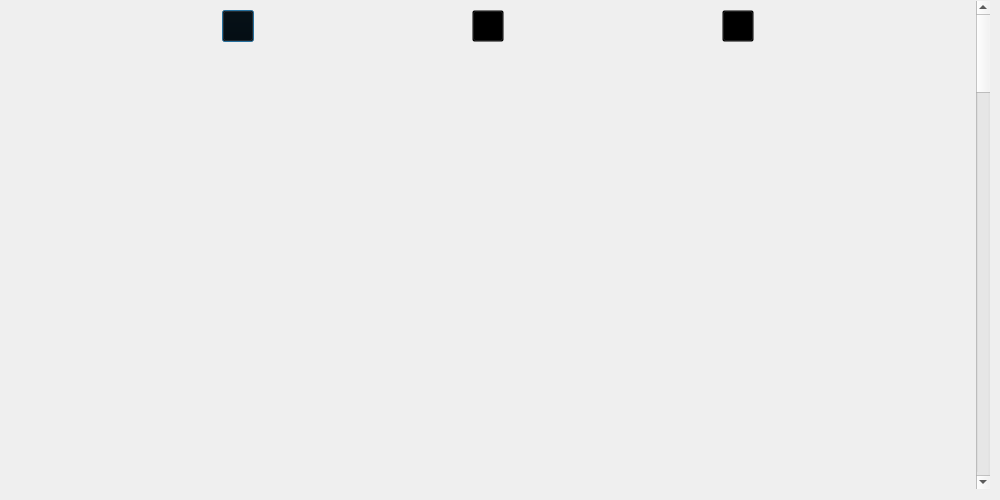
First picture: the form in forms/CourseMaterial.ui, repository tvoyQmir/StudyWithUs, before the edit.
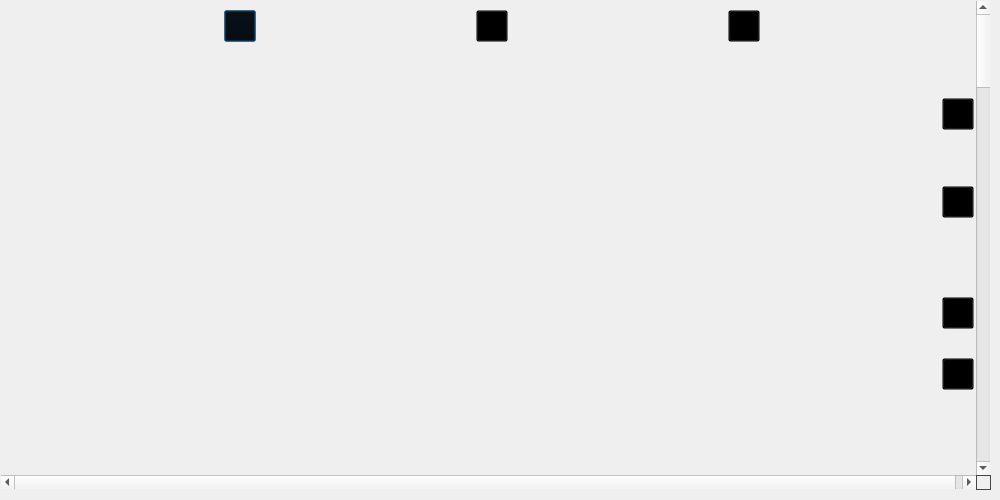
Second picture: the form after the edit. Icons and pictures are not drawn.

```diff
--- a/forms/CourseMaterial.ui
+++ b/forms/CourseMaterial.ui
@@ -66,8 +66,8 @@
      <rect>
       <x>0</x>
       <y>0</y>
-      <width>975</width>
-      <height>2926</height>
+      <width>986</width>
+      <height>2944</height>
      </rect>
     </property>
     <property name="styleSheet">
@@ -172,6 +172,8 @@
       </layout>
      </item>
      <item>
+      <layout class="QHBoxLayout" name="horizontalLayout">
+       <item>
       <widget class="QTextBrowser" name="sub_title_text">
        <property name="minimumSize">
         <size>
@@ -179,21 +181,96 @@
          <height>220</height>
         </size>
        </property>
+         <property name="maximumSize">
+          <size>
+           <width>926</width>
+           <height>16777215</height>
+          </size>
+         </property>
        <property name="styleSheet">
         <string notr="true">font: bold 13pt &quot;Papyrus&quot;;</string>
        </property>
        <property name="locale">
         <locale language="Russian" country="Russia"/>
        </property>
+         <property name="readOnly">
+          <bool>true</bool>
+         </property>
        <property name="html">
         <string>&lt;!DOCTYPE HTML PUBLIC &quot;-//W3C//DTD HTML 4.0//EN&quot; &quot;http://www.w3.org/TR/REC-html40/strict.dtd&quot;&gt;
 &lt;html&gt;&lt;head&gt;&lt;meta name=&quot;qrichtext&quot; content=&quot;1&quot; /&gt;&lt;style type=&quot;text/css&quot;&gt;
 p, li { white-space: pre-wrap; }
 &lt;/style&gt;&lt;/head&gt;&lt;body style=&quot; font-family:'Papyrus'; font-size:13pt; font-weight:600; font-style:normal;&quot;&gt;
-&lt;p style=&quot;-qt-paragraph-type:empty; margin-top:0px; margin-bottom:0px; margin-left:0px; margin-right:0px; -qt-block-indent:0; text-indent:0px; font-size:18pt; font-weight:400;&quot;&gt;&lt;br /&gt;&lt;/p&gt;&lt;/body&gt;&lt;/html&gt;</string>
+&lt;p style=&quot;-qt-paragraph-type:empty; margin-top:0px; margin-bottom:0px; margin-left:0px; margin-right:0px; -qt-block-indent:0; text-indent:0px;&quot;&gt;&lt;br /&gt;&lt;/p&gt;&lt;/body&gt;&lt;/html&gt;</string>
        </property>
       </widget>
      </item>
+       <item>
+        <layout class="QVBoxLayout" name="verticalLayout_2">
+         <item>
+          <widget class="QPushButton" name="edit">
+           <property name="minimumSize">
+            <size>
+             <width>32</width>
+             <height>32</height>
+            </size>
+           </property>
+           <property name="maximumSize">
+            <size>
+             <width>32</width>
+             <height>32</height>
+            </size>
+           </property>
+           <property name="text">
+            <string/>
+           </property>
+           <property name="icon">
+            <iconset resource="../resources/resource.qrc">
+             <normaloff>:/src/img/edit.png</normaloff>:/src/img/edit.png</iconset>
+           </property>
+           <property name="iconSize">
+            <size>
+             <width>32</width>
+             <height>32</height>
+            </size>
+           </property>
+          </widget>
+         </item>
+         <item>
+          <widget class="QPushButton" name="save">
+           <property name="minimumSize">
+            <size>
+             <width>32</width>
+             <height>32</height>
+            </size>
+           </property>
+           <property name="maximumSize">
+            <size>
+             <width>32</width>
+             <height>32</height>
+            </size>
+           </property>
+           <property name="text">
+            <string/>
+           </property>
+           <property name="icon">
+            <iconset resource="../resources/resource.qrc">
+             <normaloff>:/src/img/save.png</normaloff>:/src/img/save.png</iconset>
+           </property>
+           <property name="iconSize">
+            <size>
+             <width>32</width>
+             <height>32</height>
+            </size>
+           </property>
+          </widget>
+         </item>
+        </layout>
+       </item>
+      </layout>
+     </item>
+     <item>
+      <layout class="QHBoxLayout" name="horizontalLayout_2">
      <item>
       <widget class="QTextBrowser" name="sub_dot_text">
        <property name="sizePolicy">
@@ -204,10 +281,16 @@
        </property>
        <property name="minimumSize">
         <size>
-         <width>950</width>
+           <width>926</width>
          <height>140</height>
         </size>
        </property>
+         <property name="maximumSize">
+          <size>
+           <width>926</width>
+           <height>16777215</height>
+          </size>
+         </property>
        <property name="styleSheet">
         <string notr="true">background: transparent;</string>
        </property>
@@ -222,9 +305,73 @@
 &lt;html&gt;&lt;head&gt;&lt;meta name=&quot;qrichtext&quot; content=&quot;1&quot; /&gt;&lt;style type=&quot;text/css&quot;&gt;
 p, li { white-space: pre-wrap; }
 &lt;/style&gt;&lt;/head&gt;&lt;body style=&quot; font-family:'serif'; font-size:16px; font-weight:600; font-style:italic;&quot;&gt;
-&lt;p style=&quot;-qt-paragraph-type:empty; margin-top:0px; margin-bottom:0px; margin-left:0px; margin-right:0px; -qt-block-indent:0; text-indent:0px; font-family:'.AppleSystemUIFont'; font-size:13pt; font-weight:400; font-style:normal;&quot;&gt;&lt;br /&gt;&lt;/p&gt;&lt;/body&gt;&lt;/html&gt;</string>
-       </property>
-      </widget>
+&lt;p style=&quot;-qt-paragraph-type:empty; margin-top:0px; margin-bottom:0px; margin-left:0px; margin-right:0px; -qt-block-indent:0; text-indent:0px;&quot;&gt;&lt;br /&gt;&lt;/p&gt;&lt;/body&gt;&lt;/html&gt;</string>
+         </property>
+        </widget>
+       </item>
+       <item>
+        <layout class="QVBoxLayout" name="verticalLayout_3">
+         <item>
+          <widget class="QPushButton" name="edit_2">
+           <property name="minimumSize">
+            <size>
+             <width>32</width>
+             <height>32</height>
+            </size>
+           </property>
+           <property name="maximumSize">
+            <size>
+             <width>32</width>
+             <height>32</height>
+            </size>
+           </property>
+           <property name="text">
+            <string/>
+           </property>
+           <property name="icon">
+            <iconset resource="../resources/resource.qrc">
+             <normaloff>:/src/img/edit.png</normaloff>:/src/img/edit.png</iconset>
+           </property>
+           <property name="iconSize">
+            <size>
+             <width>32</width>
+             <height>32</height>
+            </size>
+           </property>
+          </widget>
+         </item>
+         <item>
+          <widget class="QPushButton" name="save_2">
+           <property name="minimumSize">
+            <size>
+             <width>32</width>
+             <height>32</height>
+            </size>
+           </property>
+           <property name="maximumSize">
+            <size>
+             <width>32</width>
+             <height>32</height>
+            </size>
+           </property>
+           <property name="text">
+            <string/>
+           </property>
+           <property name="icon">
+            <iconset resource="../resources/resource.qrc">
+             <normaloff>:/src/img/save.png</normaloff>:/src/img/save.png</iconset>
+           </property>
+           <property name="iconSize">
+            <size>
+             <width>32</width>
+             <height>32</height>
+            </size>
+           </property>
+          </widget>
+         </item>
+        </layout>
+       </item>
+      </layout>
      </item>
      <item>
       <layout class="QHBoxLayout" name="HLayout_1">
@@ -263,10 +410,16 @@
         <widget class="QTextBrowser" name="sub_line_text">
          <property name="minimumSize">
           <size>
-           <width>0</width>
+           <width>500</width>
            <height>245</height>
           </size>
          </property>
+         <property name="maximumSize">
+          <size>
+           <width>620</width>
+           <height>16777215</height>
+          </size>
+         </property>
          <property name="html">
           <string>&lt;!DOCTYPE HTML PUBLIC &quot;-//W3C//DTD HTML 4.0//EN&quot; &quot;http://www.w3.org/TR/REC-html40/strict.dtd&quot;&gt;
 &lt;html&gt;&lt;head&gt;&lt;meta name=&quot;qrichtext&quot; content=&quot;1&quot; /&gt;&lt;style type=&quot;text/css&quot;&gt;
```
Left out of the diff: 549 changed lines with no effect on the pictures. Lines whose indentation alone changed are shown as unchanged.
